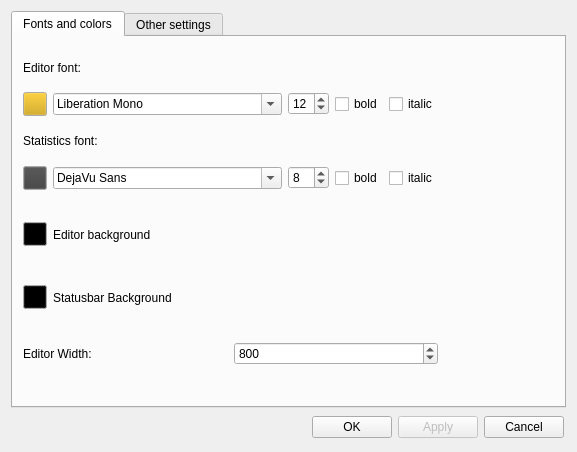
dbuksbaum/TextRoom, file ui/optionsdialog.ui: the form before one commit.
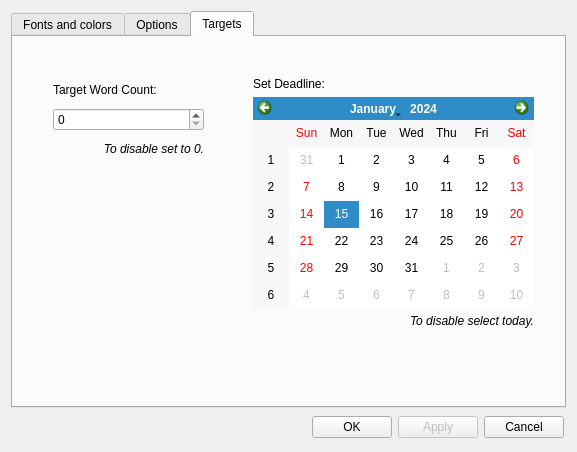
The form after the commit. The open tabs and pages were chosen to show the change.

```diff
--- a/ui/optionsdialog.ui
+++ b/ui/optionsdialog.ui
@@ -551,7 +551,7 @@
          </rect>
         </property>
         <attribute name="title" >
-         <string>Other settings</string>
+         <string>Options</string>
         </attribute>
         <widget class="QWidget" name="layoutWidget" >
          <property name="geometry" >
@@ -655,12 +655,25 @@
           </item>
          </layout>
         </widget>
+       </widget>
+       <widget class="QWidget" name="tab_3" >
+        <property name="geometry" >
+         <rect>
+          <x>0</x>
+          <y>0</y>
+          <width>553</width>
+          <height>368</height>
+         </rect>
+        </property>
+        <attribute name="title" >
+         <string>Targets</string>
+        </attribute>
         <widget class="QWidget" name="verticalLayoutWidget" >
          <property name="geometry" >
           <rect>
-           <x>250</x>
-           <y>10</y>
-           <width>281</width>
+           <x>40</x>
+           <y>40</y>
+           <width>151</width>
            <height>84</height>
           </rect>
          </property>
@@ -714,8 +727,8 @@
         <widget class="QWidget" name="verticalLayoutWidget_2" >
          <property name="geometry" >
           <rect>
-           <x>250</x>
-           <y>100</y>
+           <x>240</x>
+           <y>40</y>
            <width>281</width>
            <height>251</height>
           </rect>
```
Left out of the diff: 2 changed lines with no effect on the pictures.
